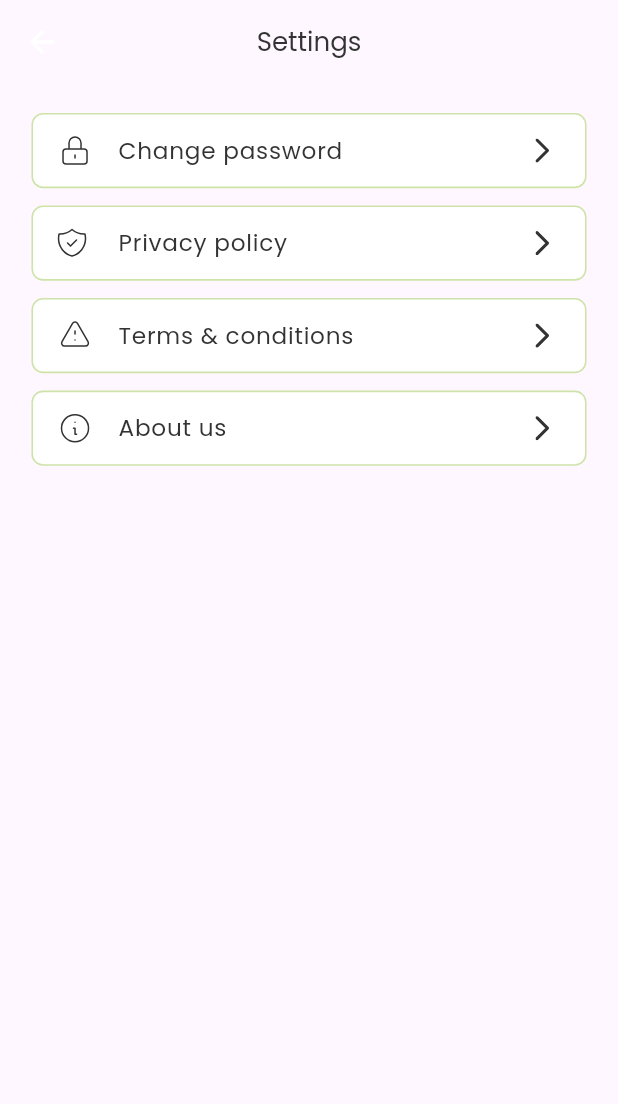
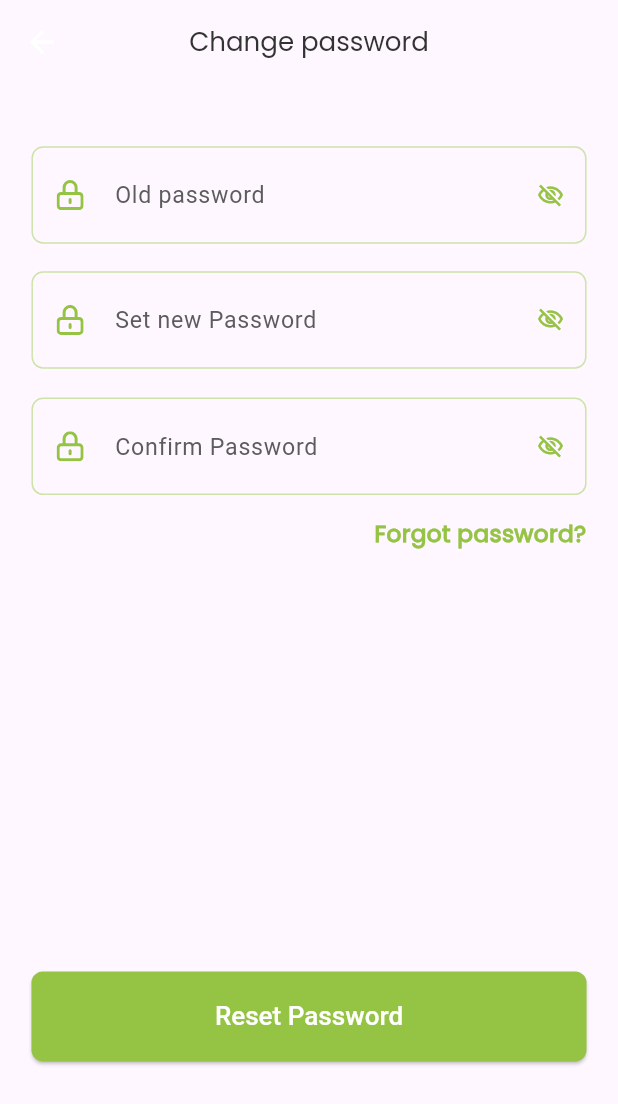
Before and after one commit to bdCalling-Sdt-hub/Service-App, a Flutter app: the SettingScreen screen opened by its route, after a tap on "Change password", on a phone screen of 412 x 824 dp. Shown: the top 1104 px of the screen. Run offline on Flutter 3.47's test engine with Material 3 defaults, Android fonts, the phone set to English and light mode, and no system bars; our stand-ins replace cached_network_image, flutter_chat_bubble, flutter_rating_bar, flutter_screenutil, flutter_spinkit, flutter_svg and 6 more; accounts and stored records are empty.

Commit message:
change password screen done

```diff
--- a/lib/helpers/route.dart
+++ b/lib/helpers/route.dart
@@ -12,6 +12,7 @@ import '../views/screen/Splash/splash_screen.dart';
 import '../views/screen/all_service/all_service_screen.dart';
 import '../views/screen/bottom_nav_bar/bottom_nav_bar.dart';
 import '../views/screen/category/category_screen.dart';
+import '../views/screen/change_password/change_password_screen.dart';
 import '../views/screen/message/Inbox_message/chat_screen.dart';
 import '../views/screen/notifications/notifications.dart';
 import '../views/screen/privacy_policy_all/privacy_policy_all_screen.dart';
@@ -38,6 +39,7 @@ class AppRoutes{
   static String serviceDetailsScreen="/ServiceDetailsScreen";
   static String settingScreen="/SettingScreen";
   static String privacyPolicyAllScreen="/PrivacyPolicyAllScreen";
+  static String changePasswordScreen="/ChangePasswordScreen";
 
 
 
@@ -69,6 +71,7 @@ class AppRoutes{
     GetPage(name:serviceDetailsScreen, page: ()=> ServiceDetailsScreen()),
     GetPage(name:settingScreen, page: ()=> SettingScreen()),
     GetPage(name:privacyPolicyAllScreen, page: ()=> PrivacyPolicyAllScreen()),
+    GetPage(name:changePasswordScreen, page: ()=> ChangePasswordScreen()),
   ];
 
 
--- a/lib/utils/app_strings.dart
+++ b/lib/utils/app_strings.dart
@@ -53,6 +53,7 @@ class AppString {
 
   static String resetPassword = "Reset Password";
   static String setNewPassword = "Set new Password";
+  static String oldPassword = "Old password";
   static String confirmPassword = "Confirm Password";
 
 
--- /dev/null
+++ b/lib/views/screen/change_password/change_password_screen.dart
@@ -0,0 +1,124 @@
+import 'package:flutter/cupertino.dart';
+import 'package:flutter/material.dart';
+import 'package:flutter/widgets.dart';
+import 'package:flutter_screenutil/flutter_screenutil.dart';
+import 'package:flutter_svg/svg.dart';
+import 'package:get/get.dart';
+import 'package:get/get_core/src/get_main.dart';
+import 'package:service_app/helpers/route.dart';
+import 'package:service_app/utils/app_dimentions.dart';
+
+import '../../../../utils/app_icons.dart';
+import '../../../../utils/app_strings.dart';
+import '../../../utils/app_colors.dart';
+import '../../base/custom_button.dart';
+import '../../base/custom_text.dart';
+import '../../base/custom_text_field.dart';
+
+
+class ChangePasswordScreen extends StatelessWidget {
+  ChangePasswordScreen({super.key});
+
+
+  final TextEditingController oldPassWordController = TextEditingController();
+  final TextEditingController setPasswordController = TextEditingController();
+  final TextEditingController conformPasswordController = TextEditingController();
+
+  final GlobalKey<FormState> _formKey = GlobalKey<FormState>();
+
+  @override
+  Widget build(BuildContext context) {
+    return Scaffold(
+      resizeToAvoidBottomInset: false,
+      //===============================> AppBar Section <===============================
+      appBar: AppBar(
+        title: CustomText(
+          text: AppString.changePassword,
+          fontsize: 18.h,
+          fontWeight: FontWeight.w500,
+          color: AppColors.black333333,
+        ),
+      ),
+
+      body: SingleChildScrollView(
+        child: Padding(
+          padding: EdgeInsets.symmetric(horizontal: 20.w, vertical: 24.h),
+          child: Column(
+            crossAxisAlignment: CrossAxisAlignment.center,
+            children: [
+              Column(
+                children: [
+                  Form(
+                      key: _formKey,
+                      child: Column(
+                        crossAxisAlignment: CrossAxisAlignment.start,
+                        children: [
+
+                          SizedBox(height: 19.h),
+                          CustomTextField(
+                            controller: oldPassWordController,
+                            borderColor: AppColors.borderColorcee3a9,
+                            isPassword: true,
+                            hintText: AppString.oldPassword,
+                            prefixIcon: Padding(
+                              padding: EdgeInsets.symmetric(horizontal: 16.w),
+                              child: SvgPicture.asset(AppIcons.lockIcon),
+                            ),
+                          ),
+
+
+
+
+                          //===============================> Set New Password Text-field <===============================
+                          SizedBox(height: 19.h),
+                          CustomTextField(
+                            controller: setPasswordController,
+                            borderColor: AppColors.borderColorcee3a9,
+                            isPassword: true,
+                            hintText: AppString.setNewPassword,
+                            prefixIcon: Padding(
+                              padding: EdgeInsets.symmetric(horizontal: 16.w),
+                              child: SvgPicture.asset(AppIcons.lockIcon),
+                            ),
+                          ),
+                          SizedBox(height: 20.h),
+                          //===============================> Conform Password Text-field <===============================
+                          CustomTextField(
+                            controller: conformPasswordController,
+                            borderColor: AppColors.borderColorcee3a9,
+                            isPassword: true,
+                            hintText: AppString.confirmPassword,
+                            prefixIcon: Padding(
+                              padding: EdgeInsets.symmetric(horizontal: 16.w),
+                              child: SvgPicture.asset(AppIcons.lockIcon),
+                            ),
+                          ),
+
+                          GestureDetector(
+                            onTap: (){
+                              Get.toNamed(AppRoutes.forgotPasswordScreen);
+                            },
+                            child: Align(
+                                alignment: Alignment.centerRight,
+                                child: CustomText(text: AppString.forgotPassword, color: AppColors.primaryColor, fontWeight: FontWeight.w600,fontsize: 16.h,top: 16.h)),
+                          ),
+
+
+                          SizedBox(height: 290.h),
+                          // ===============================> Conform Password Button <===============================
+                          CustomButton(
+                              onTap: () {
+
+                              },
+                              text: AppString.resetPassword),
+                        ],
+                      ))
+                ],
+              )
+            ],
+          ),
+        ),
+      ),
+    );
+  }
+}
--- a/lib/views/screen/setting/setting_screen.dart
+++ b/lib/views/screen/setting/setting_screen.dart
@@ -35,7 +35,9 @@ class SettingScreen extends StatelessWidget {
         children: [
 
           CustomListTile(
-            onTap: (){},
+            onTap: (){
+              Get.toNamed(AppRoutes.changePasswordScreen);
+            },
             title: AppString.changePassword,
             prefixIcon: SvgPicture.asset(AppIcons.lock),
             sufixIcon: SvgPicture.asset(AppIcons.arrowRight),
```
